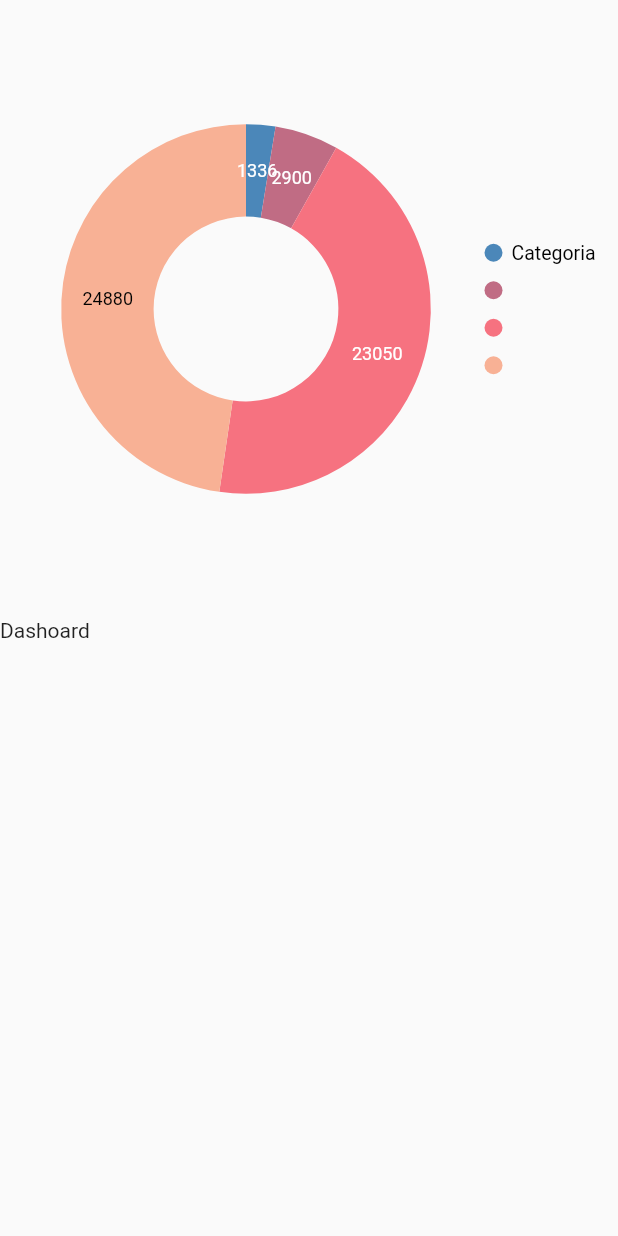
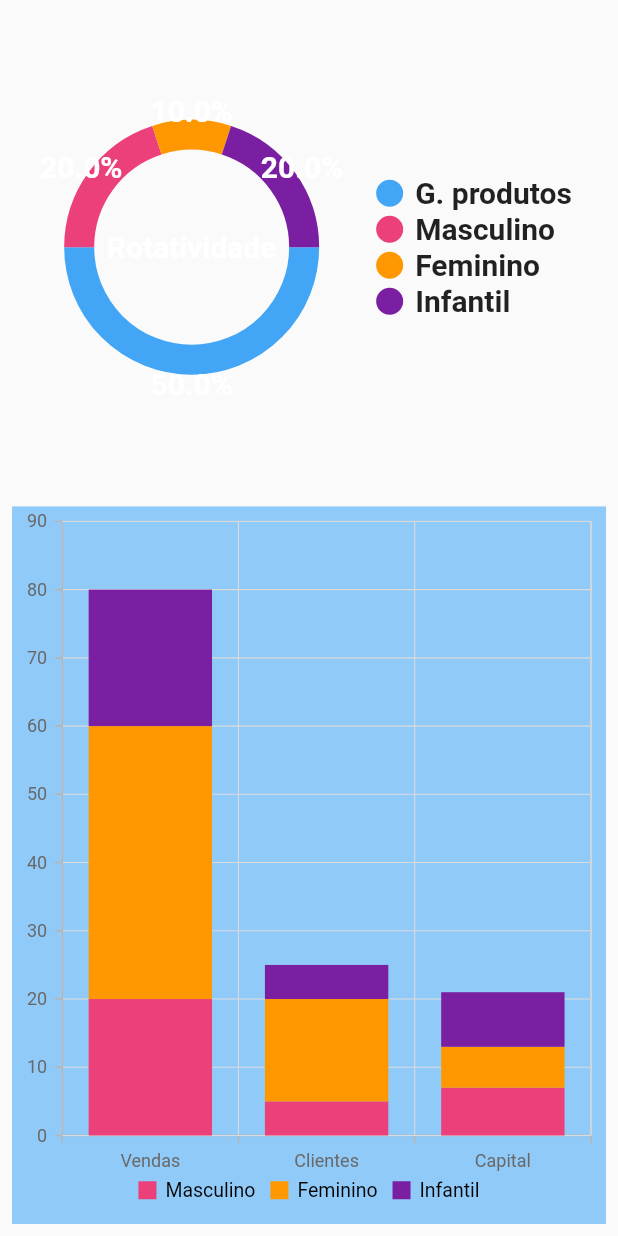
Before and after one commit to RodneiDias/maxshoes, a Flutter app: the HistoricoPage screen opened directly, on a phone screen of 412 x 824 dp. Run offline on Flutter 3.47's test engine with Material 2 defaults, Android fonts, the light colour scheme and no system bars; drawn by our look-alikes of pie_chart; our stand-ins replace cloud_firestore, file_picker, firebase_auth, firebase_core, font_awesome_flutter, syncfusion_flutter_charts; accounts and stored records are empty.

Commit message:
historico e graficos

```diff
--- a/lib/pages/dashboard_page.dart
+++ b/lib/pages/dashboard_page.dart
@@ -1,7 +1,7 @@
 import 'package:flutter/material.dart';
+import 'package:pie_chart/pie_chart.dart';
 
 class DashBoard extends StatefulWidget {
-  DashBoard({Key? key}) : super(key: key);
 
   @override
   _DashBoardState createState() => _DashBoardState();
@@ -11,7 +11,34 @@ class _DashBoardState extends State<DashBoard> {
   @override
   Widget build(BuildContext context) {
     return Scaffold(
-       body: Text('Dashoard'),
+      body: Padding(
+        padding: const EdgeInsets.only(left: 30),
+        child: Container(
+          child: PieChart(
+            dataMap: {'G. produtos': 10, 'Masculino': 4, 'Feminino': 2, 'Infantil': 4},
+            chartRadius: 150,
+            chartType: ChartType.ring,
+            centerText: 'Rotatividade',
+            colorList: [Colors.blue.shade400, Colors.pink.shade400, Colors.orange, Colors.purple.shade700],
+            chartValuesOptions: ChartValuesOptions(
+              chartValueStyle: TextStyle(
+                fontSize: 20,
+                fontWeight: FontWeight.bold,
+              ),
+              showChartValueBackground: false,
+              showChartValuesOutside: true,
+              showChartValuesInPercentage: true,
+            ),
+            legendOptions: LegendOptions(
+              legendTextStyle:
+                  TextStyle(fontWeight: FontWeight.bold, fontSize: 20),
+              legendPosition: LegendPosition.right,
+              showLegends: true,
+            ),
+            animationDuration: Duration(milliseconds: 8000),
+          ),
+        ),
+      ),
     );
   }
 }
--- a/lib/pages/graficos_page.dart
+++ b/lib/pages/graficos_page.dart
@@ -1,19 +1,17 @@
 import 'package:flutter/material.dart';
 import 'package:syncfusion_flutter_charts/charts.dart';
 
-class GraficosPage extends StatefulWidget {
+class GraficoPage extends StatefulWidget {
   @override
-  _GraficosPageState createState() => _GraficosPageState();
+  _GraficoPageState createState() => _GraficoPageState();
 }
 
-class _GraficosPageState extends State<GraficosPage> {
-  late List<GDPData> _chartData;
-  late TooltipBehavior _tooltipBehavior;
+class _GraficoPageState extends State<GraficoPage> {
+  late List<ExpenseData> _chartData;
 
   @override
   void initState() {
-    _chartData = getChartData(context);
-    _tooltipBehavior = TooltipBehavior(enable: true);
+    _chartData = getChartData();
     super.initState();
   }
 
@@ -21,36 +19,52 @@ class _GraficosPageState extends State<GraficosPage> {
   Widget build(BuildContext context) {
     return SafeArea(
       child: Scaffold(
-        body: SfCircularChart(
-          title: ChartTitle(text: ''),
-          legend: Legend(isVisible: true, overflowMode: LegendItemOverflowMode.wrap),
-          tooltipBehavior: _tooltipBehavior,
-          series: <CircularSeries>[
-            DoughnutSeries<GDPData, String>(
-                dataSource: _chartData,
-                xValueMapper: (GDPData data, _) => data.propriedade,
-                yValueMapper: (GDPData data, _) => data.gdp,
-                dataLabelSettings: DataLabelSettings(isVisible: true),
-                enableTooltip: true)
-          ],
+        body: Padding(
+          padding: const EdgeInsets.all(8.0),
+          child: SfCartesianChart(
+            legend: Legend(isVisible: true),
+            backgroundColor: Colors.blue.shade200,
+            series: <ChartSeries>[
+              StackedColumnSeries<ExpenseData, String>(
+                color: Colors.pink.shade400,
+                  dataSource: _chartData,
+                  xValueMapper: (ExpenseData exp, _) => exp.expenseCategory,
+                  yValueMapper: (ExpenseData exp, _) => exp.masculino, name: 'Masculino'),
+              StackedColumnSeries<ExpenseData, String>(
+                color: Colors.orange,
+                  dataSource: _chartData,
+                  xValueMapper: (ExpenseData exp, _) => exp.expenseCategory,
+                  yValueMapper: (ExpenseData exp, _) => exp.feminino, name: 'Feminino'),
+              StackedColumnSeries<ExpenseData, String>(
+                color: Colors.purple.shade700,
+                  dataSource: _chartData,
+                  xValueMapper: (ExpenseData exp, _) => exp.expenseCategory,
+                  yValueMapper: (ExpenseData exp, _) => exp.infantil, name: 'Infantil'),
+            ],
+            primaryXAxis: CategoryAxis(),
+          ),
         ),
       ),
     );
   }
 
-  List<GDPData> getChartData(context) {
-    final List<GDPData> chartData = [
-      GDPData('Categoria', 1336),
-      GDPData('', 2900),
-      GDPData('', 23050),
-      GDPData('', 24880),
+  List<ExpenseData> getChartData() {
+
+    final List<ExpenseData> chartData = [
+
+      ExpenseData('Vendas', 20, 40, 20),
+      ExpenseData('Clientes', 5, 15, 5),
+      ExpenseData('Capital', 7, 6, 8),
     ];
     return chartData;
   }
 }
 
-class GDPData {
-  GDPData(this.propriedade, this.gdp);
-  final String propriedade;
-  final int gdp;
+class ExpenseData {
+  final String expenseCategory;
+  final num masculino;
+  final num feminino;
+  final num infantil;
+
+  ExpenseData(this.expenseCategory, this.masculino, this.feminino, this.infantil);
 }
--- a/lib/pages/historico_page.dart
+++ b/lib/pages/historico_page.dart
@@ -1,6 +1,7 @@
 import 'package:flutter/material.dart';
 import 'package:max_shoes_vendedor/pages/dashboard_page.dart';
 import 'package:max_shoes_vendedor/pages/graficos_page.dart';
+import 'package:max_shoes_vendedor/pages/lista_venda.dart';
 
 class HistoricoPage extends StatefulWidget {
   @override
@@ -15,10 +16,10 @@ class _HistoricoPageState extends State<HistoricoPage> {
         children: [
           Expanded(
             flex: 2,
-            child: GraficosPage()),
+            child: DashBoard()),
           Expanded(
-            flex: 2,
-            child: DashBoard()),
+            flex: 3,
+            child: GraficoPage()),
         ],
       ),
     );
--- a/pubspec.yaml
+++ b/pubspec.yaml
@@ -35,8 +35,8 @@ dependencies:
   universal_platform: ^1.0.0+1
   multi_image_picker: ^4.6.3
   font_awesome_flutter: ^9.1.0
-
-
+  pie_chart: ^5.0.0
+  charts_flutter: ^0.11.0
 
 
   # The following adds the Cupertino Icons font to your application.
```
Also changed, not shown: lib/pages/drawer_page.dart (+0 -42 lines), lib/pages/lista_venda.dart (+41 -11 lines), pubspec.lock.
